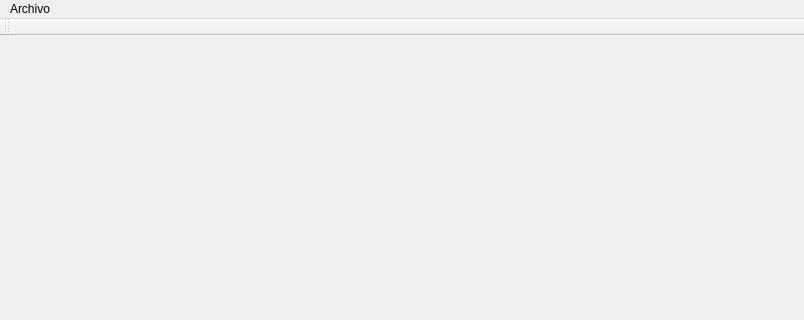
The window that ventana_principal.ui (Martinlop2001/PROYECTO-MASIVO) describes before a commit, drawn with Qt 5; both pictures show x 0 to 804 and y 0 to 320 of the 804 by 592 pixel window.
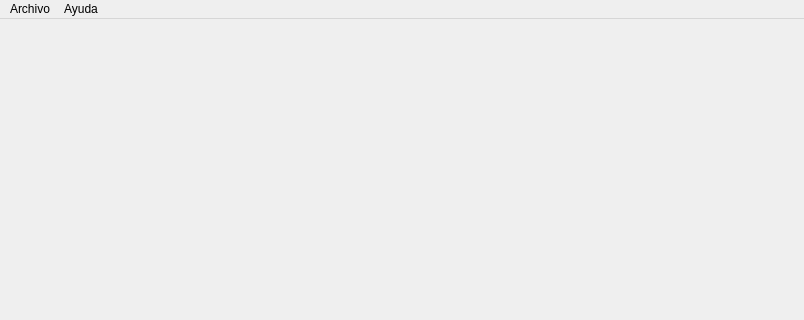
The same window after the commit.

Commit message: Se agrego información a la pantalla principal (ventana_principal.ui).

What changed in the file:
```diff
--- a/ventana_principal.ui
+++ b/ventana_principal.ui
@@ -20,7 +20,7 @@
      <x>0</x>
      <y>0</y>
      <width>804</width>
-     <height>26</height>
+     <height>25</height>
     </rect>
    </property>
    <widget class="QMenu" name="menuArchivo">
@@ -35,20 +35,23 @@
     <addaction name="separator"/>
     <addaction name="actionSalir"/>
    </widget>
+   <widget class="QMenu" name="menuAyuda">
+    <property name="title">
+     <string>Ayuda</string>
+    </property>
+    <widget class="QMenu" name="menuSobre_su_uso">
+     <property name="title">
+      <string>Sobre su uso</string>
+     </property>
+     <addaction name="actionUsuarios_2"/>
+    </widget>
+    <addaction name="actionAcercade"/>
+    <addaction name="menuSobre_su_uso"/>
+   </widget>
    <addaction name="menuArchivo"/>
+   <addaction name="menuAyuda"/>
   </widget>
   <widget class="QStatusBar" name="statusbar"/>
-  <widget class="QToolBar" name="toolBar">
-   <property name="windowTitle">
-    <string>toolBar</string>
-   </property>
-   <attribute name="toolBarArea">
-    <enum>TopToolBarArea</enum>
-   </attribute>
-   <attribute name="toolBarBreak">
-    <bool>false</bool>
-   </attribute>
-  </widget>
   <action name="actionUsuarios">
    <property name="text">
     <string>Usuarios</string>
```
Left out of the diff: 10 changed lines with no effect on the pictures. The commit also changes 1 other file.
